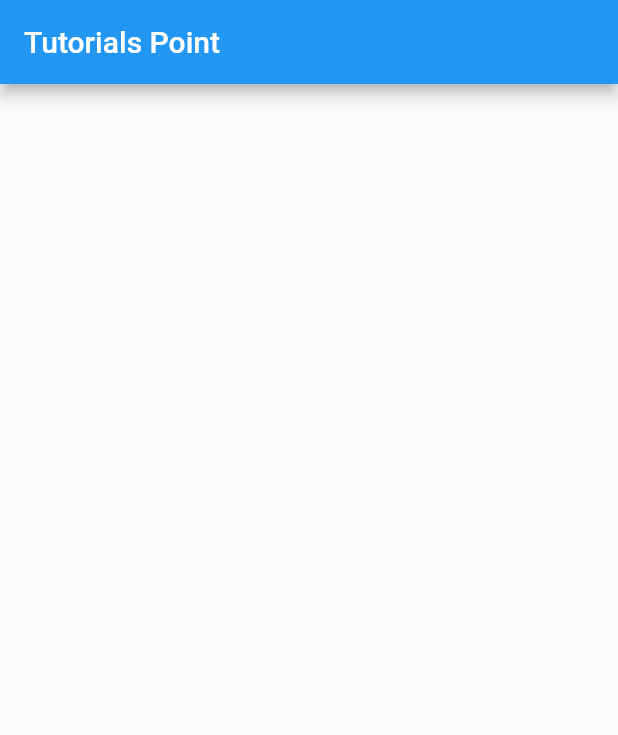
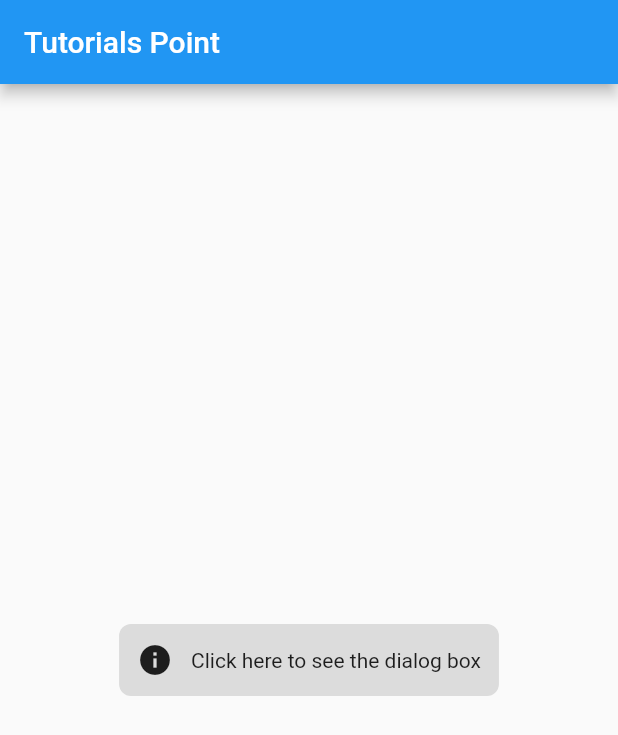
Before and after one commit to azharmarmu/tp_article, a Flutter app: the screen it shows after launch, on a phone screen of 412 x 824 dp. Shown: the top 735 px of the screen. Run offline on Flutter 3.47's test engine with Material 2 defaults, Android fonts, the phone set to English and light mode, and no system bars.

Commit message:
alert dialog

```diff
--- a/lib/home_page.dart
+++ b/lib/home_page.dart
@@ -9,7 +9,57 @@ class HomePage extends StatelessWidget {
       appBar: AppBar(
         title: const Text('Tutorials Point'),
       ),
-      body: const SizedBox.shrink(),
+      body: Center(
+        child: Column(
+          mainAxisAlignment: MainAxisAlignment.center,
+          children: [
+            GestureDetector(
+              onTap: () {
+                showDialog(
+                  context: context,
+                  barrierDismissible: false,
+                  builder: (ctx) => AlertDialog(
+                    title: const Text('Alert Dialog Box'),
+                    content: const Text('This is an Alert Dialog Box'),
+                    actions: <Widget>[
+                      TextButton(
+                        onPressed: () {
+                          Navigator.of(ctx).pop();
+                        },
+                        child: Container(
+                          decoration: const BoxDecoration(
+                            color: Colors.black12,
+                            borderRadius: BorderRadius.all(
+                              Radius.circular(8),
+                            ),
+                          ),
+                          padding: const EdgeInsets.all(12),
+                          child: const Text('OK'),
+                        ),
+                      ),
+                    ],
+                  ),
+                );
+              },
+              child: Container(
+                padding: const EdgeInsets.all(12),
+                decoration: const BoxDecoration(
+                  color: Colors.black12,
+                  borderRadius: BorderRadius.all(Radius.circular(8)),
+                ),
+                child: Row(
+                  mainAxisSize: MainAxisSize.min,
+                  children: const [
+                    Icon(Icons.info),
+                    SizedBox(width: 12),
+                    Text('Click here to see the dialog box'),
+                  ],
+                ),
+              ),
+            ),
+          ],
+        ),
+      ),
     );
   }
 }
```
Also changed, not shown: 2 other files.
